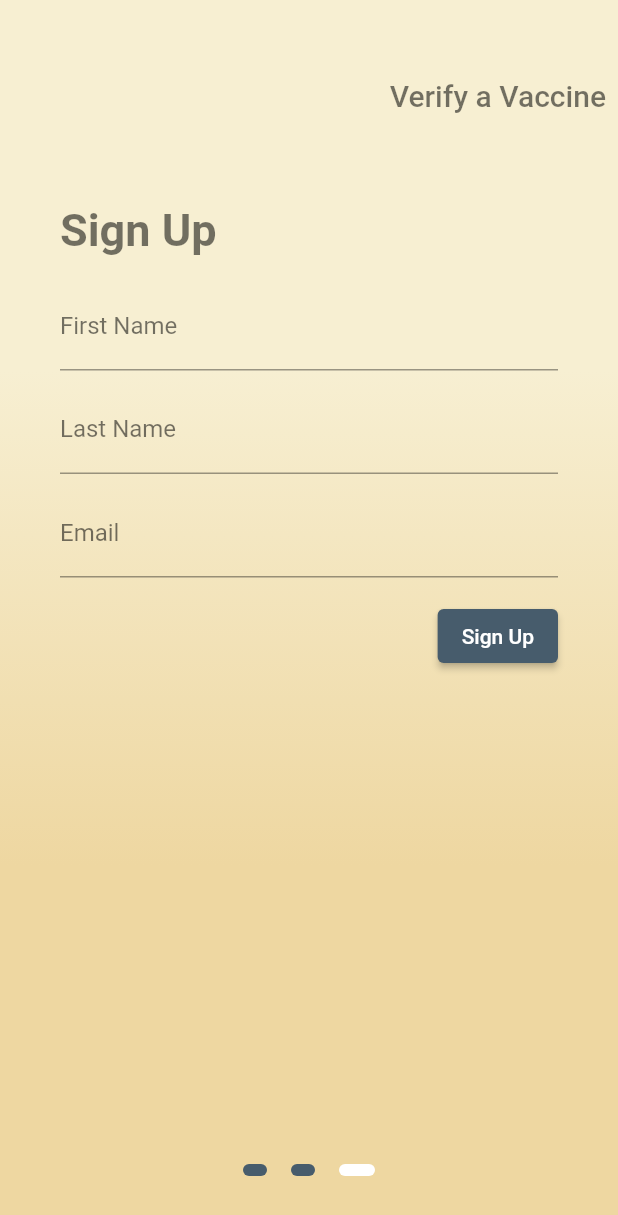
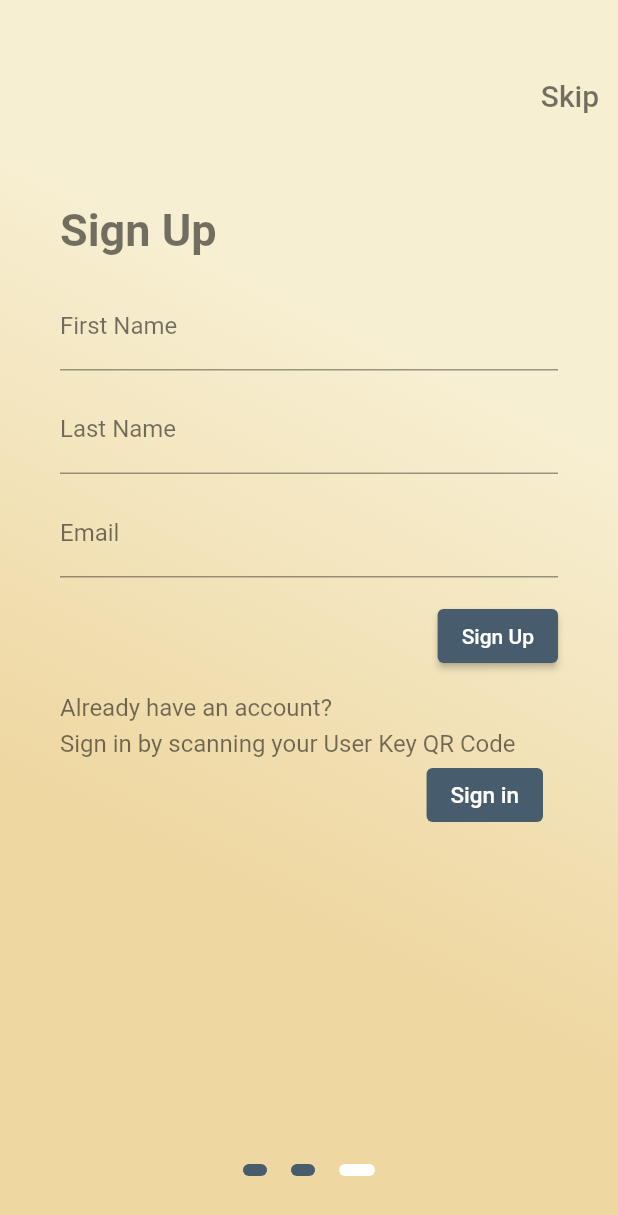
Before and after one commit to ninopedergnana/bachelor-app, a Flutter app: the Onboarding screen opened by its route, swiped to page 3, on a phone screen of 412 x 824 dp. Shown: the top 1215 px of the screen. Run offline on Flutter 3.47's test engine with Material 2 defaults, Android fonts, the phone set to English and light mode, and no system bars; our stand-ins replace auto_route, flutter_secure_storage, qr_flutter; missing offline and left inert: eth_sig_util, flutter_barcode_scanner, openpgp, web3dart; accounts and stored records are empty.

Commit message:
updated onboarding

```diff
--- a/lib/domain/model/signed_certificate.dart
+++ b/lib/domain/model/signed_certificate.dart
@@ -45,7 +45,7 @@ class SignedCertificate {
         signature: signedHash,
         message: Uint8List.fromList(unsignedHash.codeUnits));
     if (await repository.isDoctor(signer)) {
-      return await repository.isValidCertificate(signer, ipfsHash);
+      return true; //await repository.isValidCertificate(signer, ipfsHash);
     } else {
       return false;
     }
--- a/lib/presentation/navigation/routes.dart
+++ b/lib/presentation/navigation/routes.dart
@@ -15,7 +15,7 @@ import 'package:flutter_app/presentation/screens/other_screens/sign_up.dart';
 import 'auth_guard.dart';
 
 /*
- * run `flutter pub run build_runner build`
+ * run `flutter pub run build_runner build --delete-conflicting-outputs`
  * after making changes
  */
 @MaterialAutoRouter(
@@ -27,7 +27,7 @@ import 'auth_guard.dart';
       children: [
         AutoRoute(page: CertificateList, guards: [AuthGuard]),
         AutoRoute(page: Keys, guards: [AuthGuard]),
-        AutoRoute(page: ScanCertificate, guards: [AuthGuard]),
+        AutoRoute(page: ScanCertificate),
       ],
     ),
     AutoRoute(page: CertificateDetail, guards: [AuthGuard]),
--- a/lib/presentation/screens/navigation_screens/home.dart
+++ b/lib/presentation/screens/navigation_screens/home.dart
@@ -38,10 +38,10 @@ class Home extends StatelessWidget {
               children: [
                 const DrawerHeader(
                   decoration: BoxDecoration(
-                    color: Color(0xff475c6c),
+                    color: Color(0xfff7efd2),
                   ),
                   child: Text(
-                      'Welcome to the Impfy!\n\nLeave while you still can'),
+                      'Welcome to the Impfy!\n\nEnjoy your stay'),
                 ),
                 ListTile(
                   title: const Text('Patients'),
--- a/lib/presentation/screens/other_screens/onboarding.dart
+++ b/lib/presentation/screens/other_screens/onboarding.dart
@@ -39,8 +39,8 @@ class _OnboardingState extends State<Onboarding> {
           child: Container(
             decoration: const BoxDecoration(
                 gradient: LinearGradient(
-                    begin: Alignment.topCenter,
-                    end: Alignment.bottomCenter,
+                    begin: Alignment.topRight,
+                    end: Alignment.bottomLeft,
                     stops: [
                   0.3,
                   0.7,
@@ -57,9 +57,12 @@ class _OnboardingState extends State<Onboarding> {
                   Container(
                     alignment: Alignment.centerRight,
                     child: TextButton(
-                      onPressed: () => print("Verify a Vaccine"),
+                      onPressed: () {
+                        AutoRouter.of(context)
+                            .push(const HomeRoute());
+                      },
                       child: const Text(
-                        "Verify a Vaccine",
+                        "Skip",
                         style: TextStyle(color: Colors.black54, fontSize: 20.0),
                       ),
                     ),
@@ -91,8 +94,8 @@ class _OnboardingState extends State<Onboarding> {
                           padding: const EdgeInsets.all(40.0),
                           child: Column(
                             crossAxisAlignment: CrossAxisAlignment.start,
-                            children: const [
-                              Text(
+                            children: [
+                              const Text(
                                 "Sign Up",
                                 style: TextStyle(
                                   color: Colors.black54,
@@ -101,10 +104,40 @@ class _OnboardingState extends State<Onboarding> {
                                   height: 1.5,
                                 ),
                               ),
-                              SizedBox(
+                              const SizedBox(
                                 height: 15.0,
                               ),
-                              SizedBox(height: 400, child: SignUpForm())
+                              const SizedBox(height: 270, child: SignUpForm()),
+                              const Text(
+                                "Already have an account?\nSign in by scanning your User Key QR Code",
+                                style: TextStyle(
+                                  color: Colors.black54,
+                                  fontSize: 16.0,
+                                  height: 1.5,
+                                ),
+                              ),
+                              Padding(
+                                padding: const EdgeInsets.only(right: 10.0),
+                                child: Align(
+                                  alignment: Alignment.centerRight,
+                                  child: ElevatedButton(
+                                      style: ElevatedButton.styleFrom(
+                                          elevation: 0.0,
+                                          primary: const Color(0xff475c6c)
+                                      ),
+                                      onPressed: () {
+                                        AutoRouter.of(context)
+                                            .push(const SignInRoute());
+                                      },
+                                      child: const Text(
+                                        "Sign in",
+                                        style: TextStyle(
+                                          color: Colors.white,
+                                          fontSize: 15.0,
+                                        ),
+                                      )),
+                                ),
+                              )
                             ],
                           ),
                         )
```
Also changed, not shown: lib/presentation/navigation/routes.gr.dart.
